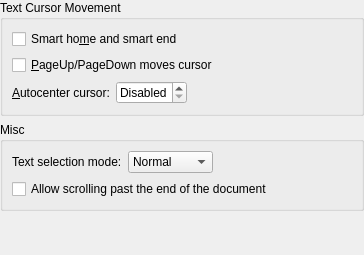
First picture: the form in part/dialogs/navigationconfigwidget.ui, repository KDE/kate, before the edit.
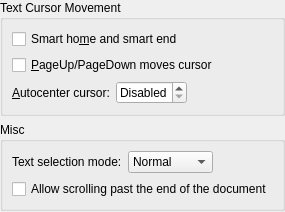
Second picture: the form after the edit. Custom widgets are drawn as their Qt base class.

Commit message: remove useless geometry property from some UI files

```diff
--- a/part/dialogs/navigationconfigwidget.ui
+++ b/part/dialogs/navigationconfigwidget.ui
@@ -2,14 +2,6 @@
 <ui version="4.0">
  <class>NavigationConfigWidget</class>
  <widget class="QWidget" name="NavigationConfigWidget">
-  <property name="geometry">
-   <rect>
-    <x>0</x>
-    <y>0</y>
-    <width>364</width>
-    <height>255</height>
-   </rect>
-  </property>
   <layout class="QVBoxLayout">
    <property name="margin">
     <number>0</number>
```
The commit also changes 22 other files.
